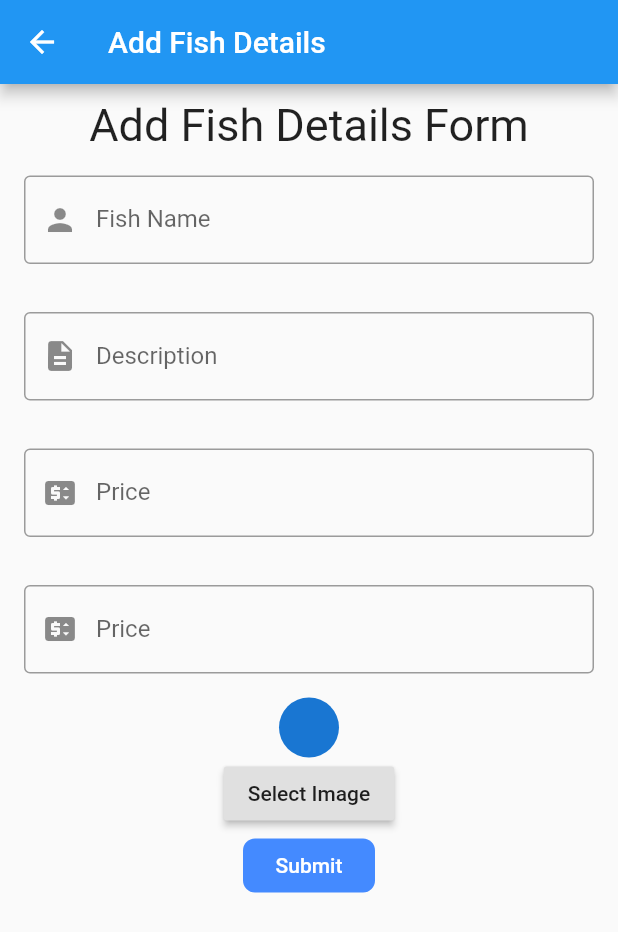
After one commit to yasinduramanayake/Fish_App, a Flutter app: the AddFish screen opened by its route, on a phone screen of 412 x 824 dp. The commit adds this screen. Shown: the top 932 px of the screen. Run offline on Flutter 3.47's test engine with Material 2 defaults, Android fonts, the phone set to English and light mode, and no system bars; our stand-ins replace image_picker; missing offline and left inert: dart:html, dart:js.

Commit message:
fish manegement initial commit

```diff
--- /dev/null
+++ b/lib/FishManagement/AddFish.dart
@@ -0,0 +1,117 @@
+import 'dart:html';
+
+import 'package:flutter/material.dart';
+import 'package:image_picker/image_picker.dart';
+
+class AddFish extends StatefulWidget {
+  @override
+  State<AddFish> createState() => _AddFishState();
+}
+
+class _AddFishState extends State<AddFish> {
+  TextEditingController fishnameController = new TextEditingController();
+  TextEditingController descriptionController = new TextEditingController();
+  TextEditingController priceController = new TextEditingController();
+  late File _image;
+
+  // const AddFish({ Key? key }) : super(key: key);
+  @override
+  Widget build(BuildContext context) {
+    return Scaffold(
+      appBar: AppBar(
+        title: Text(
+          "Add Fish Details",
+        ),
+      ),
+      body: Column(
+        children: <Widget>[
+          SizedBox(height: 10),
+          Text(
+            "Add Fish Details Form",
+            style: TextStyle(fontSize: 30.0),
+          ),
+          Form(
+              child: Column(
+            children: [
+              Padding(
+                padding: const EdgeInsets.all(16.0),
+                child: TextField(
+                  controller: fishnameController,
+                  decoration: InputDecoration(
+                    border: OutlineInputBorder(),
+                    labelText: 'Fish Name',
+                    prefixIcon: Icon(Icons.person),
+                  ),
+                ),
+              ),
+              Padding(
+                padding: const EdgeInsets.all(16.0),
+                child: TextField(
+                  controller: descriptionController,
+                  decoration: InputDecoration(
+                    border: OutlineInputBorder(),
+                    labelText: 'Description',
+                    prefixIcon: Icon(Icons.description),
+                  ),
+                ),
+              ),
+              Padding(
+                padding: const EdgeInsets.all(16.0),
+                child: TextField(
+                  controller: priceController,
+                  decoration: InputDecoration(
+                    border: OutlineInputBorder(),
+                    labelText: 'Price',
+                    prefixIcon: Icon(Icons.price_change),
+                  ),
+                ),
+              ),
+              Padding(
+                padding: const EdgeInsets.all(16.0),
+                child: TextFormField(
+                  decoration: InputDecoration(
+                    border: OutlineInputBorder(),
+                    labelText: 'Price',
+                    prefixIcon: Icon(Icons.price_change),
+                  ),
+                  validator: (value) {
+                    if (value == null || value.isEmpty) {
+                      return "please enter the title";
+                    }
+                    return null;
+                  },
+                ),
+              ),
+              CircleAvatar(
+                radius: 20,
+                // backgroundImage: FileImage(_image),
+              ),
+              RaisedButton(
+                onPressed: () {
+                  SelectImage();
+                },
+                child: Text("Select Image"),
+              ),
+              FlatButton(
+                onPressed: () => {},
+                child: Text("Submit"),
+                color: Colors.blueAccent,
+                textColor: Colors.white,
+                shape: RoundedRectangleBorder(
+                    borderRadius: BorderRadius.all(Radius.circular(8.0))),
+              )
+            ],
+          )),
+        ],
+      ),
+    );
+  }
+}
+
+void SelectImage() async {
+  ImagePicker imagePicker = new ImagePicker();
+  var image = await imagePicker.pickImage(source: ImageSource.gallery);
+  // setState(() {
+  //   image = image;
+  // });
+}
--- /dev/null
+++ b/lib/FishManagement/fish_list.dart
@@ -0,0 +1,20 @@
+import 'package:fishapp/data/fish.dart';
+import 'package:flutter/material.dart';
+
+class FishList extends StatelessWidget {
+  final List<Fish> fishes;
+  const FishList({Key? key, required this.fishes}) : super(key: key);
+
+  @override
+  Widget build(BuildContext context) {
+    return ListView.builder(itemBuilder: (context, index) {
+      return Card(
+        elevation: 5,
+        child: ListTile(
+          title: Text(fishes[index].name),
+          subtitle: Text(fishes[index].description),
+        ),
+      );
+    });
+  }
+}
--- /dev/null
+++ b/lib/data/fish.dart
@@ -0,0 +1,14 @@
+class Fish {
+  final String name; // data coming from api not going to change
+  final String description;
+  final double price;
+
+  Fish({required this.name, required this.description, required this.price});
+
+  factory Fish.fromJson(Map data) {
+    return Fish(
+        name: data['name'],
+        description: data['description'],
+        price: data['price']);
+  }
+}
--- a/pubspec.yaml
+++ b/pubspec.yaml
@@ -36,6 +36,7 @@ dependencies:
   # Use with the CupertinoIcons class for iOS style icons.
   cupertino_icons: ^1.0.2
   http: ^0.13.4
+  image_picker: ^0.8.4+11
 
 dev_dependencies:
   flutter_test:
```
Also changed, not shown: lib/FishManagement/showFishes.dart (added, +49 -0 lines), lib/main.dart (+6 -2 lines), pubspec.lock.
